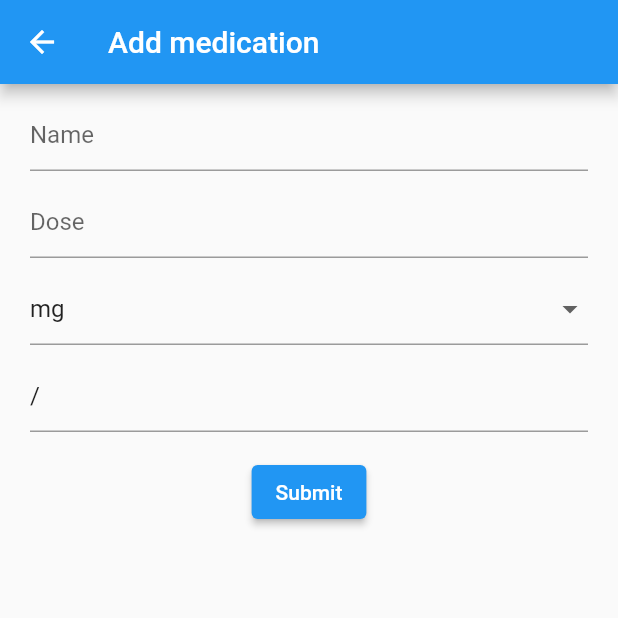
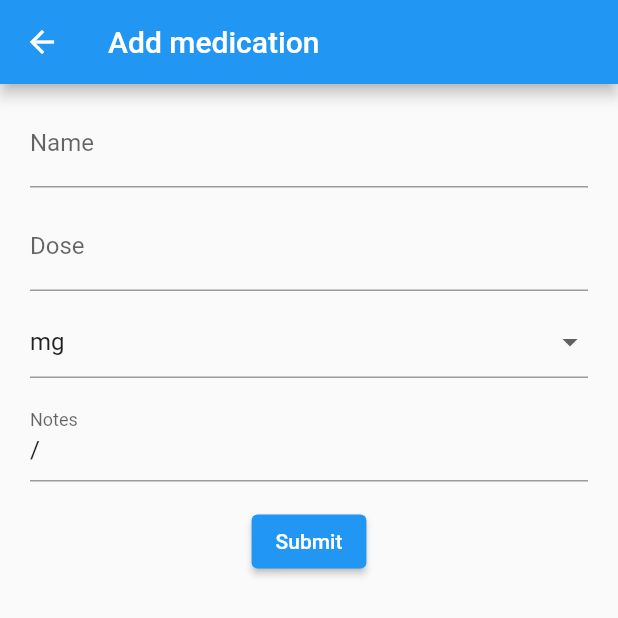
Before and after one commit to Jeydolen/TakeYourMeds, a Flutter app: the AddMedPage screen opened by its route, on a phone screen of 412 x 824 dp, the top half of it. Run offline on Flutter 3.47's test engine with Material 2 defaults, Android fonts, the phone set to English and light mode, and no system bars; our stand-ins replace share_plus, table_calendar.

Commit message:
Replaced hintText by LabelText for form

```diff
--- a/lib/pages/add_med.dart
+++ b/lib/pages/add_med.dart
@@ -66,7 +66,7 @@ class AddMedPageState extends State<AddMedPage> {
         formField = TextFormField(
           initialValue: field == "notes" ? "/" : null,
           keyboardType: f.inputType,
-          decoration: InputDecoration(hintText: field.capitalize()),
+          decoration: InputDecoration(labelText: field.capitalize()),
           validator: (String? value) =>
               (value == null || value.isEmpty) ? 'Please enter a $field' : null,
           inputFormatters: f.inputType == TextInputType.number
```
